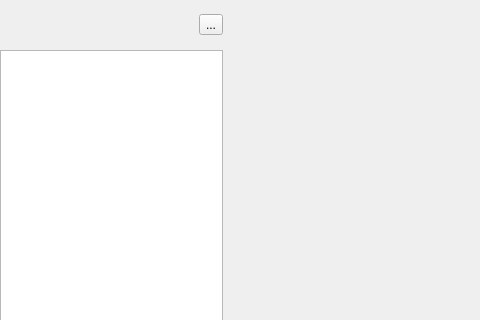
Ri0n/mattermost-qt, file sources/mainwindow.ui: the form before one commit; both pictures show x 0 to 480 and y 0 to 320 of the 640 by 480 pixel window.
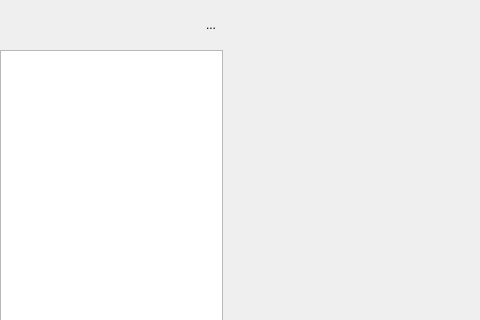
The form after the commit. Icons and pictures are not drawn. Custom widgets are drawn as their Qt base class.

Commit message: Make sidebar menu button flat

The edit to the form file:
```diff
--- a/sources/mainwindow.ui
+++ b/sources/mainwindow.ui
@@ -166,6 +166,9 @@
          <property name="popupMode">
           <enum>QToolButton::InstantPopup</enum>
          </property>
+         <property name="autoRaise">
+          <bool>true</bool>
+         </property>
         </widget>
        </item>
       </layout>
```
